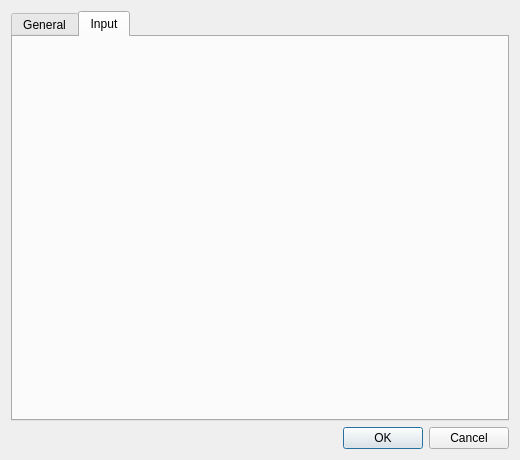
First picture: the form in ui/src/virtualconsole/vcclockproperties.ui, repository mcallegari/qlcplus, before the edit.
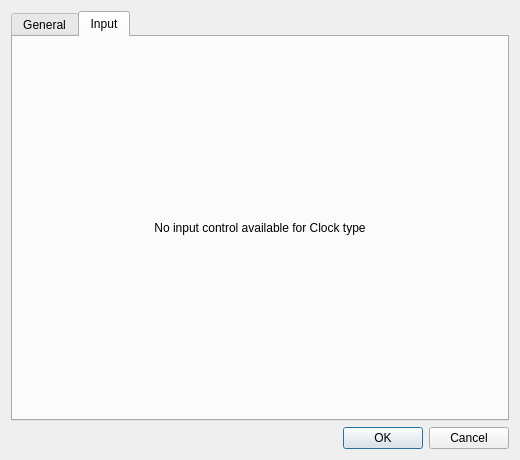
Second picture: the form after the edit. The open tabs and pages were chosen to show the change. Icons and pictures are not drawn.

Commit message: ui/vcclock: show a message that no input controls are available on Clock type

```diff
--- a/ui/src/virtualconsole/vcclockproperties.ui
+++ b/ui/src/virtualconsole/vcclockproperties.ui
@@ -208,6 +208,16 @@
        <item>
         <layout class="QVBoxLayout" name="m_externalInputLayout"/>
        </item>
+       <item>
+        <widget class="QLabel" name="m_noControlLabel">
+         <property name="text">
+          <string>No input control available for Clock type</string>
+         </property>
+         <property name="alignment">
+          <set>Qt::AlignCenter</set>
+         </property>
+        </widget>
+       </item>
       </layout>
      </widget>
     </widget>
```
The commit also changes 1 other file.
